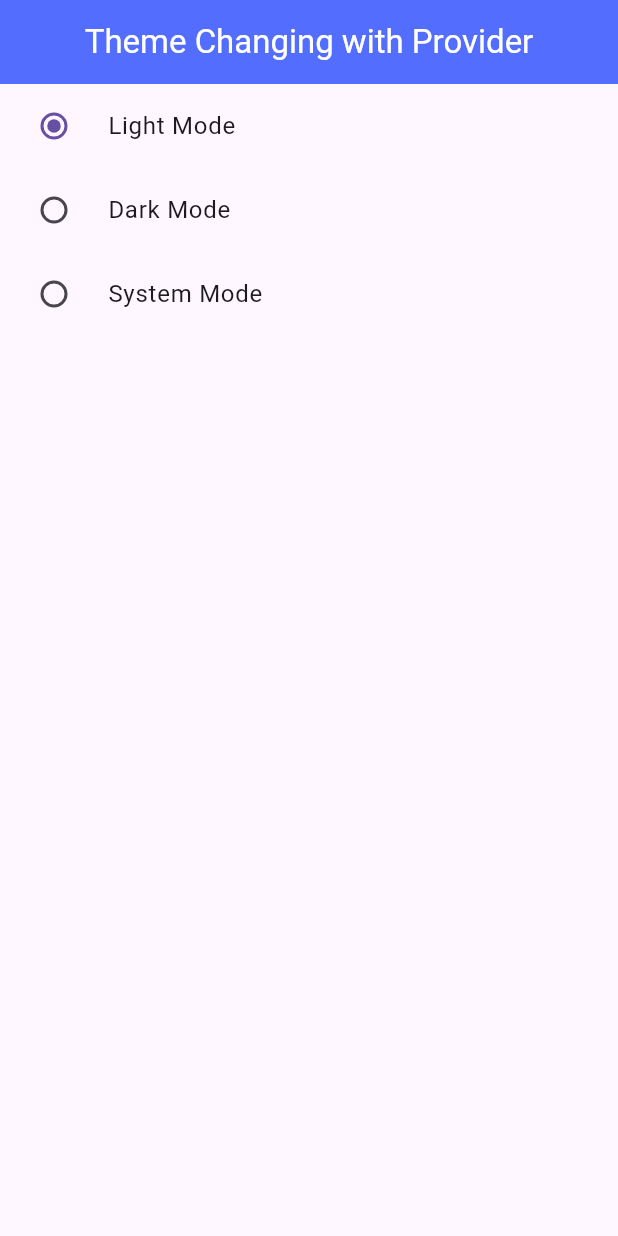
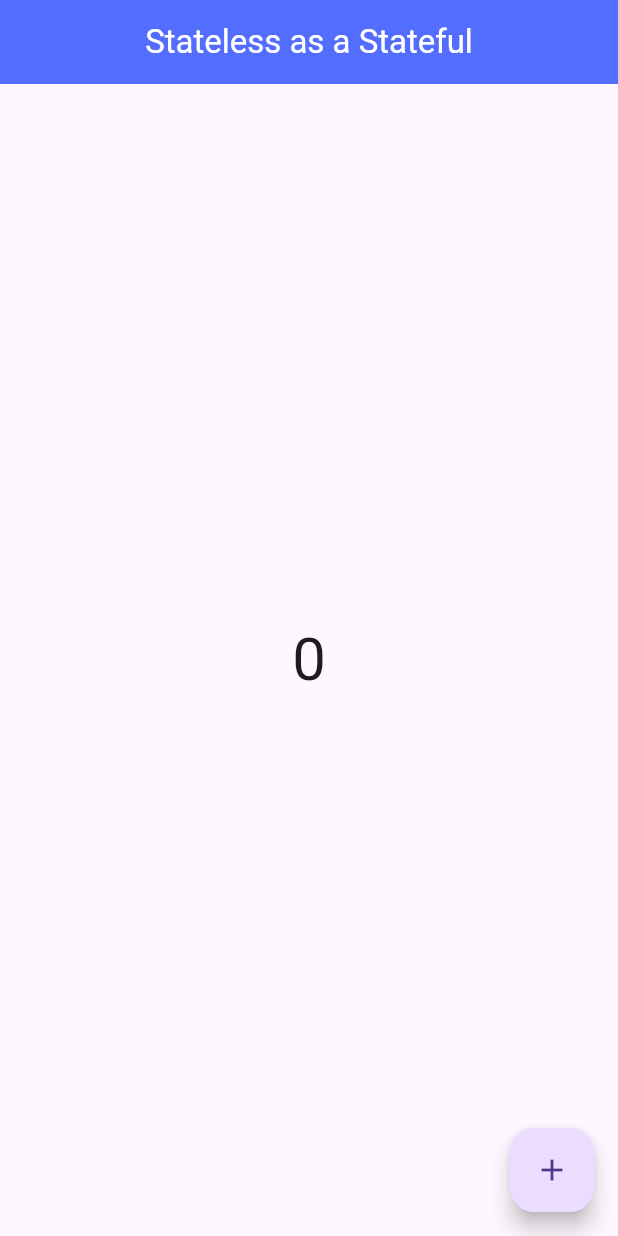
Before and after one commit to musman023/provider-state-management, a Flutter app: the screen it shows after launch, on a phone screen of 412 x 824 dp. Run offline on Flutter 3.47's test engine with Material 3 defaults, Android fonts, the phone set to English and light mode, and no system bars.

Commit message:
StatelessWidget as a StatefulWidget

```diff
--- a/lib/main.dart
+++ b/lib/main.dart
@@ -4,7 +4,7 @@ import 'package:provider_tutorial/provider/count_provider.dart';
 import 'package:provider_tutorial/provider/e1_provider.dart';
 import 'package:provider_tutorial/provider/favourite_provider.dart';
 import 'package:provider_tutorial/provider/theme_changer.dart';
-import 'package:provider_tutorial/screen/dark_theme.dart';
+import 'package:provider_tutorial/screen/notify_listener.dart';
 
 void main() {
   runApp(const MyApp());
@@ -34,7 +34,7 @@ class MyApp extends StatelessWidget {
                 primarySwatch: Colors.blue,
               ),
               darkTheme: ThemeData(brightness: Brightness.dark),
-              home: const DarkThemeScreen(),
+              home: NotifyListenerScreen(),
             );
           },
         ));
--- /dev/null
+++ b/lib/screen/notify_listener.dart
@@ -0,0 +1,37 @@
+import 'package:flutter/material.dart';
+
+class NotifyListenerScreen extends StatelessWidget {
+  NotifyListenerScreen({super.key});
+
+  ValueNotifier<int> _counter = ValueNotifier<int>(0);
+
+  @override
+  Widget build(BuildContext context) {
+    return Scaffold(
+      appBar: AppBar(
+        centerTitle: true,
+        // elevation: 0,
+        backgroundColor: Colors.indigoAccent,
+        title: const Text(
+          "Stateless as a Stateful",
+          style: TextStyle(color: Colors.white),
+        ),
+      ),
+      body: Center(
+          child: ValueListenableBuilder(
+              valueListenable: _counter,
+              builder: (context, value, child) {
+                return Text(
+                  _counter.value.toString(),
+                  style: TextStyle(fontSize: 40),
+                );
+              })),
+      floatingActionButton: FloatingActionButton(
+        onPressed: () {
+          _counter.value++;
+        },
+        child: const Icon(Icons.add),
+      ),
+    );
+  }
+}
```
